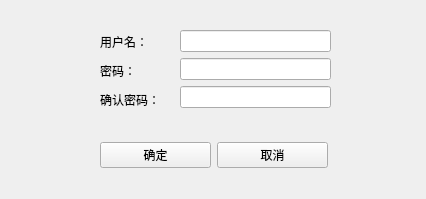
This is AddUserWindow.ui in kanyuanzhi/pyqt-template as Qt 5 draws it before an edit. The edited form follows.
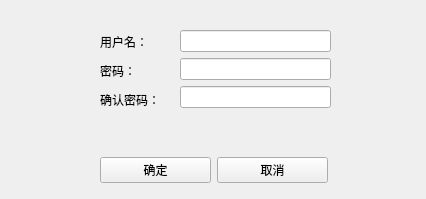
This is the edited form.

Diff of the .ui file:
```diff
--- a/AddUserWindow.ui
+++ b/AddUserWindow.ui
@@ -50,9 +50,9 @@
    <property name="geometry">
     <rect>
      <x>100</x>
-     <y>130</y>
+     <y>150</y>
      <width>228</width>
-     <height>51</height>
+     <height>41</height>
     </rect>
    </property>
    <layout class="QHBoxLayout" name="horizontalLayout">
```
